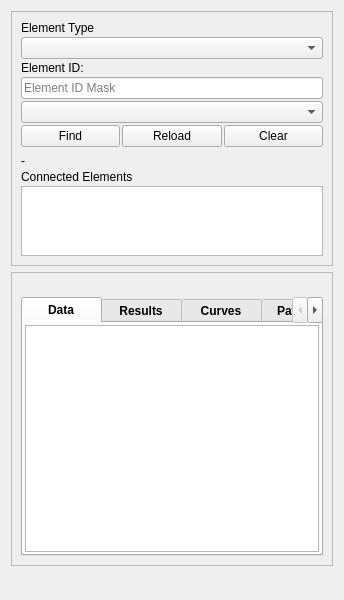
First picture: the form in ui/qgisred_unified_find_properties.ui, repository qgisred/QGISRed, before the edit.
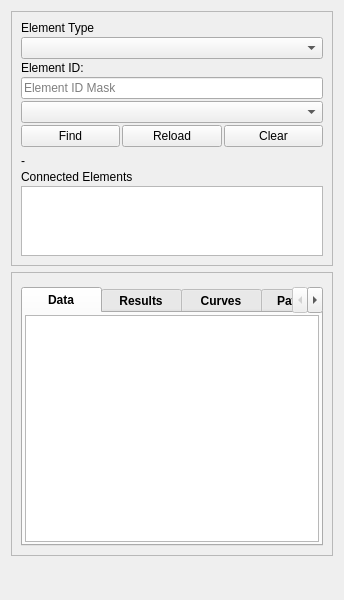
Second picture: the form after the edit.

The edit to the form file:
```diff
--- a/ui/qgisred_unified_find_properties.ui
+++ b/ui/qgisred_unified_find_properties.ui
@@ -285,16 +285,15 @@
                <number>0</number>
               </property>
               <item>
-               <widget class="QLabel" name="labelFoundElementProperty">
-                <property name="font">
-                 <font>
-                  <pointsize>8</pointsize>
-                  <weight>50</weight>
-                  <bold>false</bold>
-                 </font>
+               <widget class="Line" name="lineEp">
+                <property name="enabled">
+                 <bool>true</bool>
                 </property>
-                <property name="text">
-                 <string/>
+                <property name="lineWidth">
+                 <number>0</number>
+                </property>
+                <property name="orientation">
+                 <enum>Qt::Horizontal</enum>
                 </property>
                </widget>
               </item>
```
Left out of the diff: 2 changed lines with no effect on the pictures.
